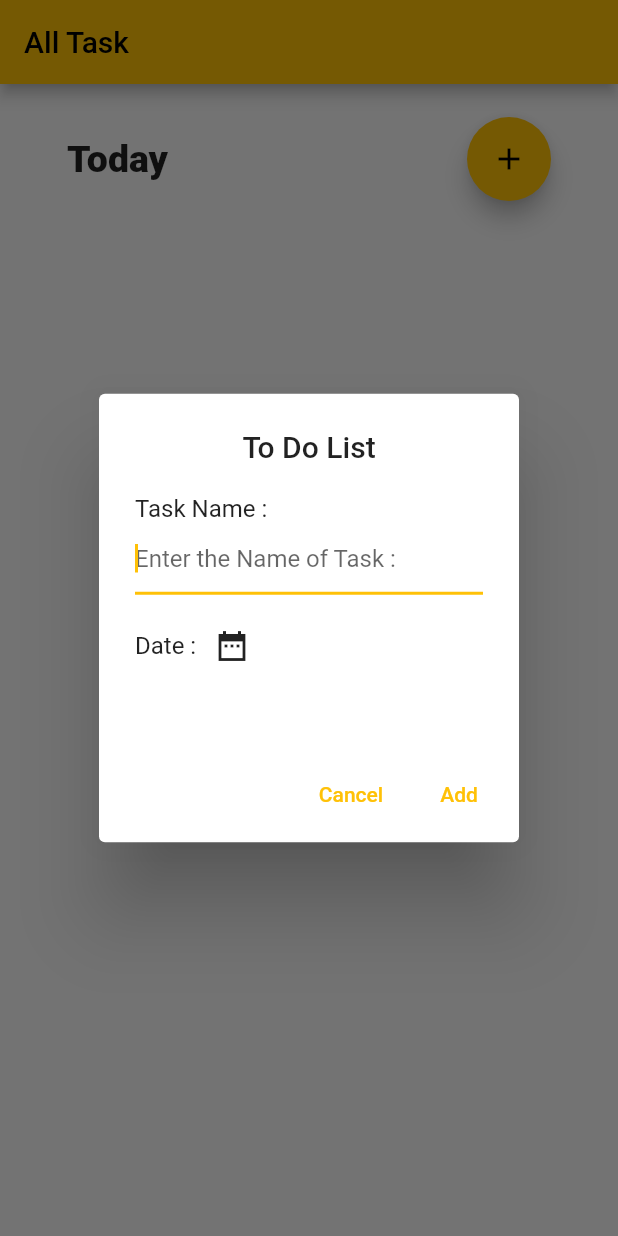
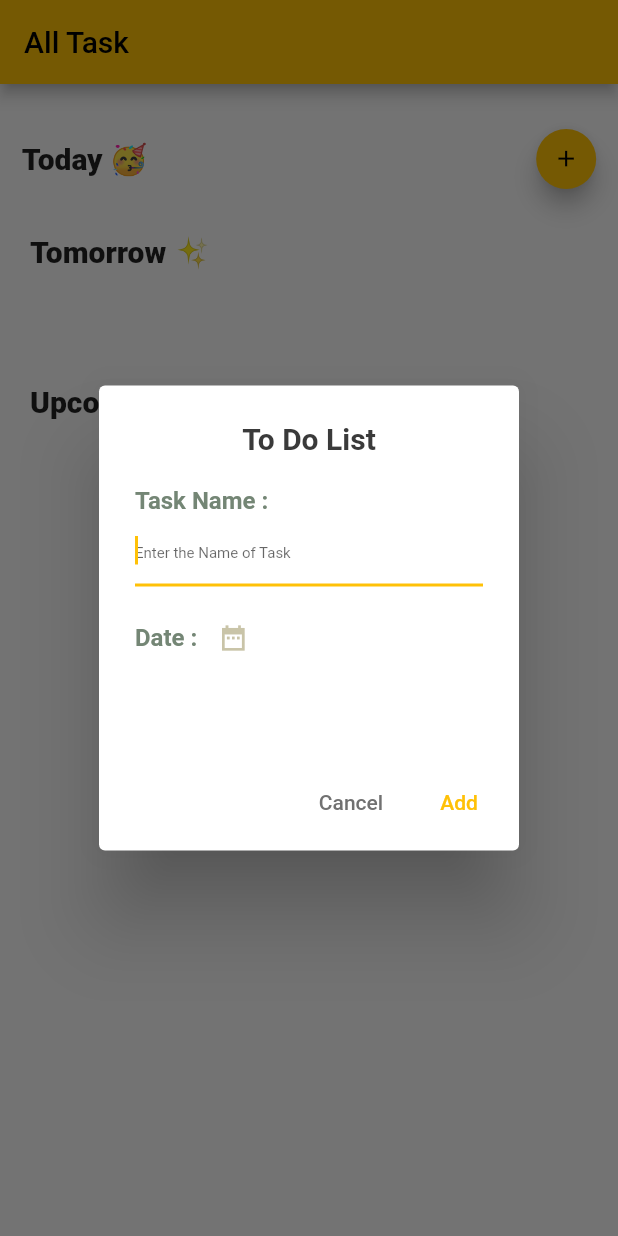
Before and after one commit to SmahBamomen/Todo_List, a Flutter app: the screen it shows after launch, after a tap on the "add" icon, on a phone screen of 412 x 824 dp. Run offline on Flutter 3.47's test engine with Material 2 defaults, Android fonts, the phone set to English and light mode, and no system bars; our stand-ins replace cloud_firestore, firebase_core; accounts and stored records are empty.

Commit message:
edit for color and size & add logo and splash screen

```diff
--- a/lib/constants/colors.dart
+++ b/lib/constants/colors.dart
@@ -0,0 +1,10 @@
+import 'package:flutter/material.dart';
+
+const Color colorRed = Color(0xFFDA4040);
+const Color colorBlack = Color(0xFF3A3A3A);
+const Color colorGrey = Color(0xFF717171);
+const Color colorDarkYellow = Color(0xFFeab343);
+const Color colorYellow = Color(0xFFe4c45c);
+const Color colorWhite = Color(0xFFEEEFF5);
+const Color colorLightGreen = Color(0xFF748675);
+const Color colorVanila = Color(0xFFc9c4a8);
--- a/lib/main.dart
+++ b/lib/main.dart
@@ -4,6 +4,7 @@ import 'package:todo_list/screens/all_tasks.dart';
 import 'package:firebase_core/firebase_core.dart';
 
 import 'package:todo_list/firebase_options.dart';
+import 'package:todo_list/splash.dart';
 
 void main() async {
   WidgetsFlutterBinding.ensureInitialized();
@@ -22,16 +23,17 @@ class MyApp extends StatelessWidget {
       title: 'To Do List',
       debugShowCheckedModeBanner: false,
       theme: ThemeData(
-
         primarySwatch: Colors.amber,
       ),
-      home: const MyHomePage(title: 'All Task'),
+      home: Splash(),
+      // home: const MyHomePage(title: 'All Task'),
     );
   }
 }
 
 class MyHomePage extends StatefulWidget {
   const MyHomePage({super.key, required this.title});
+
   final String title;
 
   @override
@@ -39,11 +41,8 @@ class MyHomePage extends StatefulWidget {
 }
 
 class _MyHomePageState extends State<MyHomePage> {
-
-
   @override
   Widget build(BuildContext context) {
-
     return Scaffold(
       appBar: AppBar(
         title: Text(widget.title),
@@ -51,37 +50,56 @@ class _MyHomePageState extends State<MyHomePage> {
       body: Center(
         child: Column(
           mainAxisAlignment: MainAxisAlignment.start,
+          crossAxisAlignment: CrossAxisAlignment.start,
           children: <Widget>[
             Container(
               height: 100,
               child: Row(
                 mainAxisAlignment: MainAxisAlignment.spaceEvenly,
                 children: [
+                  const Text(
+                    'Today 🥳',
+                    style: TextStyle(fontWeight: FontWeight.w900, fontSize: 20),
+                  ),
+                  SizedBox(width: 230),
+                  SizedBox(
+                    height: 40.0,
+                    width: 40.0,
+                    child: FittedBox(
+                      child: FloatingActionButton(
 
-                 const Text(
-                   'Today',
-                   style: TextStyle(fontWeight: FontWeight.w900 , fontSize: 25),
+
+                        onPressed: openDialog,
+                        child: const Icon(Icons.add,size: 25,),
                       ),
-                 SizedBox(width: 110),
-                   FloatingActionButton(
-                     onPressed: openDialog,
-
-                   child: const Icon(Icons.add),
                     ),
-
+                  ),
                 ],
               ),
             ),
-AllTask()
+            AllTask(),
+            Container(
+              height: 100,
+              padding: EdgeInsets.only(left: 20),
+              child:  const Text(
+                'Tomorrow ✨',
+                style: TextStyle(fontWeight: FontWeight.w900, fontSize: 20),
+              ),
+            ),
+            Container(
+              height: 100,
+              padding: EdgeInsets.only(left: 20),
+              child:  const Text(
+                'Upcoming 🤩',
+                style: TextStyle(fontWeight: FontWeight.w900, fontSize: 20),
+              ),
+            ),
           ],
         ),
       ),
     );
   }
 
-  Future openDialog() => showDialog(
-    context: context,
-    builder: (context) => AddTask()
-  );
-
+  Future openDialog() =>
+      showDialog(context: context, builder: (context) => AddTask());
 }
--- a/lib/screens/add_task.dart
+++ b/lib/screens/add_task.dart
@@ -1,6 +1,7 @@
 import 'package:flutter/material.dart';
 import 'package:intl/intl.dart';
 import 'package:cloud_firestore/cloud_firestore.dart';
+import 'package:todo_list/constants/colors.dart';
 class AddTask extends StatefulWidget {
   const AddTask({Key? key}) : super(key: key);
 
@@ -12,35 +13,37 @@ class _AddTaskState extends State<AddTask> {
   TextEditingController taskNameController = new TextEditingController();
    DateTime newDate = DateTime.now();
    var formatterDate ;
+   String errorText = '';
+  var errorIcon;
   @override
   Widget build(BuildContext context) {
     return AlertDialog(
 
-      title: Center(child: Text("To Do List")),
+      title: Center(child: Text("To Do List",style: TextStyle(fontWeight: FontWeight.w600,color: colorBlack),)),
       content: Column(
         mainAxisSize: MainAxisSize.min,
         crossAxisAlignment: CrossAxisAlignment.start,
         children: [
-          Text('Task Name :'),
+          Text('Task Name :',style: TextStyle(fontWeight: FontWeight.w600,color: colorLightGreen),),
           TextField(
             controller: taskNameController,
             autofocus: true,
-            decoration: InputDecoration(hintText: 'Enter the Name of Task :'),
+            decoration: InputDecoration(hintText: 'Enter the Name of Task ',hintStyle: TextStyle(fontSize: 10)),
 
           ),
           SizedBox(height: 10),
           Row(
             mainAxisAlignment: MainAxisAlignment.start,
             children: [
-              Text('Date :'),
+              Text('Date :',style: TextStyle(fontWeight: FontWeight.w600,color: colorLightGreen),),
               IconButton(onPressed: () async =>
               {
                 showDialog(
                     context: context,
                     builder: (context) =>
                         DatePickerDialog(
-                            initialDate: DateTime(2023,10,4),
-                            firstDate: DateTime(2023),
+                            initialDate: DateTime(2022,10,4),
+                            firstDate: DateTime(2022),
                             lastDate: DateTime(2024))
                 ).then((value) => {
                         setState((){
@@ -50,11 +53,19 @@ class _AddTaskState extends State<AddTask> {
                 })
 
               },
-                icon: Icon(Icons.date_range_sharp),)
+                icon: Icon(Icons.date_range_sharp,size: 20,color: colorVanila,),)
             ],
           ),
-          Text(formatterDate == null ? '' : formatterDate.toString())
-
+          Text(formatterDate == null ? '' : formatterDate.toString(),style: TextStyle(fontSize:14,color: colorBlack),)
+        ,
+          Row(
+          children: [
+            errorIcon == null ? Container() :taskNameController.text.isNotEmpty && formatterDate != null ?Container():errorIcon,
+          //taskNameController.text.isNotEmpty && formatterDate != null ? Container(): Icon(Icons.error_outline_sharp,size: 14,color: colorRed,),
+            SizedBox(width: 10),
+            Text(taskNameController.text.isNotEmpty && formatterDate != null ? '': errorText,style: TextStyle(fontSize: 12,color: colorRed ,),),
+          ],
+        ),
 
         ],
       ),
@@ -62,16 +73,36 @@ class _AddTaskState extends State<AddTask> {
       actions: [
         TextButton(onPressed: (){
           Navigator.of(context).pop();
-        }, child: Text('Cancel')),
+        }, child: Text('Cancel',style: TextStyle(color: colorGrey),)),
         TextButton(onPressed: addToDo, child: Text('Add'))
       ],
     );
   }
 
-  void addToDo(){
-    FirebaseFirestore.instance
-        .collection('tasks')
-        .add({'name':taskNameController.text,'date': newDate,'isDone':false });
-    Navigator.of(context).pop();
+   void addToDo(){
+
+
+       if(taskNameController.text.isNotEmpty && formatterDate != null)
+       {
+
+         FirebaseFirestore.instance
+             .collection('tasks')
+             .add({'name':taskNameController.text,'date': newDate,'isDone':false });
+         Navigator.of(context).pop();
+
+
+
+
+       }
+       else{
+         setState((){
+           errorIcon = Icon(Icons.error_outline_sharp,size: 14,color: colorRed,);
+           errorText = 'Please fill all information';
+         });
+
+       }
+
+
+
   }
 }
--- /dev/null
+++ b/lib/splash.dart
@@ -0,0 +1,52 @@
+import 'dart:async';
+
+import 'package:flutter/material.dart';
+import 'package:todo_list/main.dart';
+
+class Splash extends StatefulWidget {
+  const Splash({Key? key}) : super(key: key);
+
+  @override
+  State<Splash> createState() => _SplashState();
+}
+
+class _SplashState extends State<Splash> {
+  @override
+
+    //return await Future.delayed(const Duration(seconds: 2), (){});
+    @override
+    void initState() {
+      // TODO: implement initState
+      super.initState();
+      startTime();
+    }
+
+    @override
+    Widget build(BuildContext context) {
+      return Scaffold(
+        body: initScreen(context),
+      );
+    }
+
+    startTime() async {
+      var duration = new Duration(seconds: 2);
+      return new Timer(duration, route);
+    }
+    route() {
+      Navigator.pushReplacement(context, MaterialPageRoute(
+          builder: (context) => const MyHomePage(title: 'All Task')
+      )
+      );
+    }
+
+    initScreen(BuildContext context) {
+      return Scaffold(
+        body: Center(
+          child:  Container(
+            color: Colors.white,
+            child: Image.asset("assets/Splash.gif"),
+          ),
+        ),
+      );
+    }
+  }
--- a/pubspec.yaml
+++ b/pubspec.yaml
@@ -62,8 +62,8 @@ flutter:
   uses-material-design: true
 
   # To add assets to your application, add an assets section, like this:
-  # assets:
-  #   - images/a_dot_burr.jpeg
+  assets:
+    - assets/Splash.gif
   #   - images/a_dot_ham.jpeg
 
   # An image asset can refer to one or more resolution-specific "variants", see
```
Also changed, not shown: lib/screens/all_tasks.dart (+46 -21 lines), assets/Splash.gif (added), lib/screens/today.dart (added), lib/screens/tomorrow.dart (added), lib/screens/upcoming.dart (added), 26 other files. Lines whose indentation alone changed are shown as unchanged.
